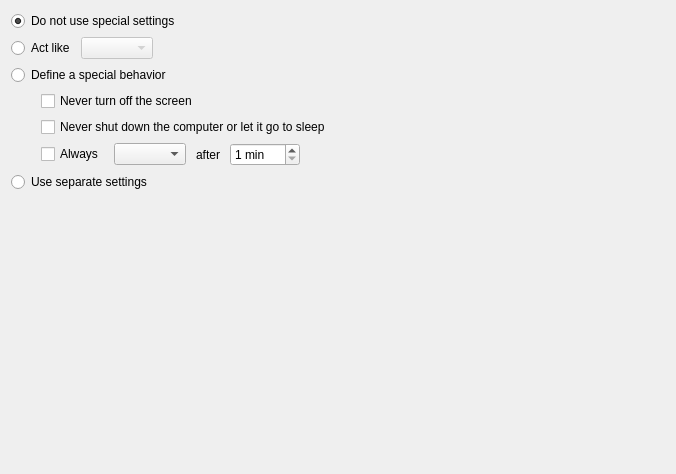
Qt form kcmodule/activities/activityWidget.ui (KDE/powerdevil) before a commit.
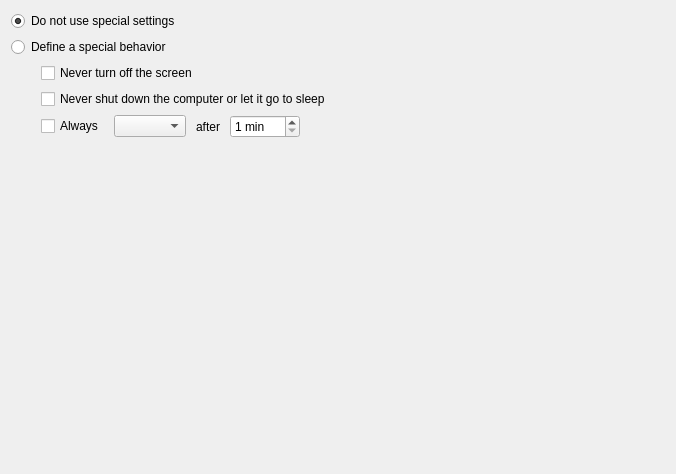
The same form after that commit.

Commit message: Drop most per-activity power settings

```diff
--- a/kcmodule/activities/activityWidget.ui
+++ b/kcmodule/activities/activityWidget.ui
@@ -23,37 +23,6 @@
        </property>
       </widget>
      </item>
-     <item>
-      <layout class="QHBoxLayout" name="horizontalLayout_2">
-       <item>
-        <widget class="QRadioButton" name="actLikeRadio">
-         <property name="text">
-          <string>Act like</string>
-         </property>
-        </widget>
-       </item>
-       <item>
-        <widget class="QComboBox" name="actLikeComboBox">
-         <property name="enabled">
-          <bool>false</bool>
-         </property>
-        </widget>
-       </item>
-       <item>
-        <spacer name="horizontalSpacer">
-         <property name="orientation">
-          <enum>Qt::Horizontal</enum>
-         </property>
-         <property name="sizeHint" stdset="0">
-          <size>
-           <width>40</width>
-           <height>20</height>
-          </size>
-         </property>
-        </spacer>
-       </item>
-      </layout>
-     </item>
      <item>
       <widget class="QRadioButton" name="specialBehaviorRadio">
        <property name="text">
@@ -132,20 +101,6 @@
        </item>
       </layout>
      </item>
-     <item>
-      <widget class="QRadioButton" name="separateSettingsRadio">
-       <property name="text">
-        <string>Use separate settings</string>
-       </property>
-      </widget>
-     </item>
-     <item>
-      <layout class="QVBoxLayout" name="separateSettingsLayout">
-       <property name="leftMargin">
-        <number>30</number>
-       </property>
-      </layout>
-     </item>
     </layout>
    </item>
    <item>
```
Left out of the diff: 19 changed lines with no effect on the pictures. The commit also changes 4 other files.
